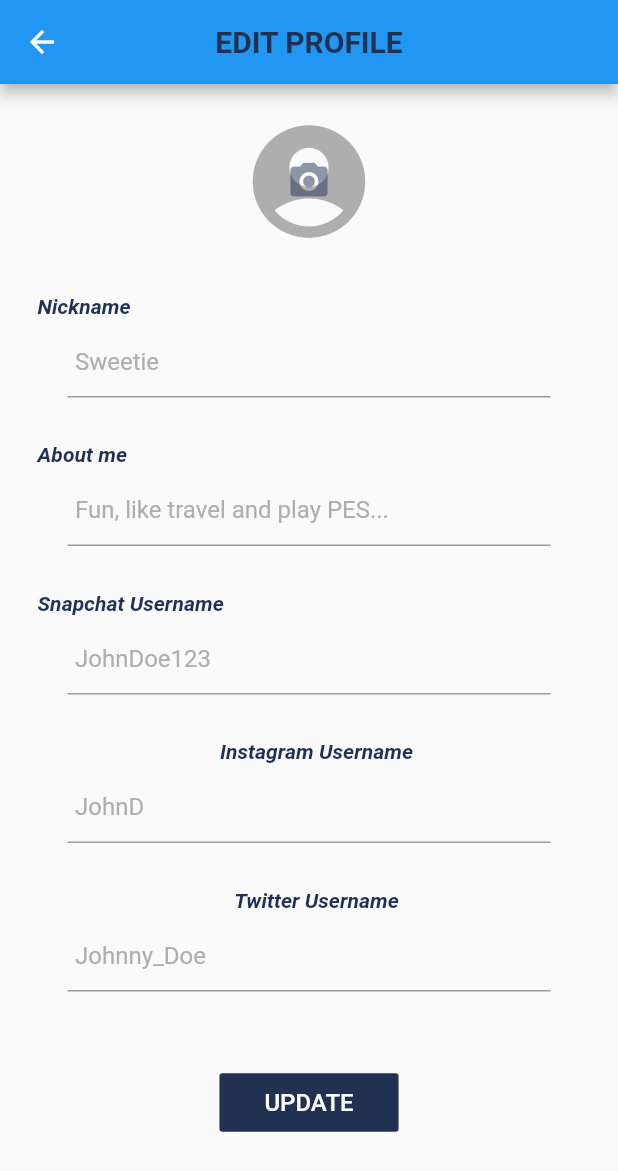
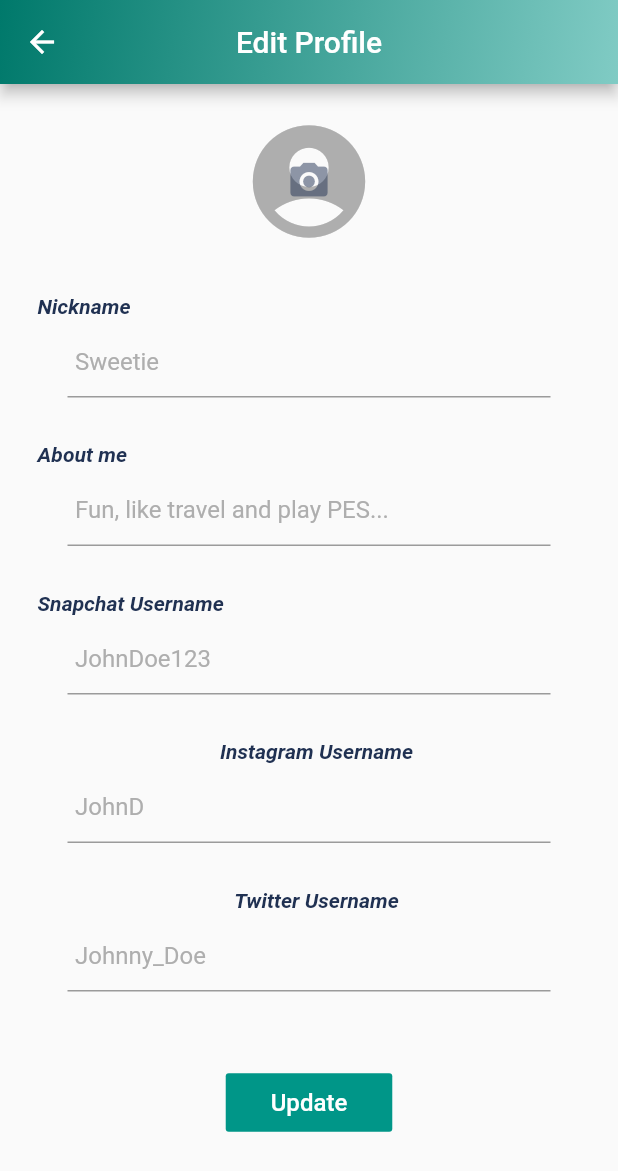
Before and after one commit to RickBaird/senior-project, a Flutter app: the FirstScreen screen opened directly, after a tap on "Edit Profile", on a phone screen of 412 x 824 dp. Shown: the top 1171 px of the screen. Run offline on Flutter 3.47's test engine with Material 2 defaults, Android fonts, the phone set to English and light mode, and no system bars; our stand-ins replace cached_network_image, cloud_firestore, firebase_auth, firebase_messaging, firebase_storage, flutter_local_notifications and 6 more; accounts and stored records are empty; network calls fail.

Commit message:
Add files via upload
Made color scheme match throughout whole app, plus editing of padding on user.dart and adjusted home page percentage font size.

```diff
--- a/lib/edit_profile.dart
+++ b/lib/edit_profile.dart
@@ -17,9 +17,20 @@ class EditProfile extends StatelessWidget {
   Widget build(BuildContext context) {
     return new Scaffold(
       appBar: new AppBar(
+        flexibleSpace: Container(
+          decoration: BoxDecoration(
+              gradient: LinearGradient(
+                  begin: Alignment.topLeft,
+                  end: Alignment.bottomRight,
+                  colors: <Color>[
+                    Colors.teal[700],
+                    Colors.teal[200],
+                  ]
+              )
+          ),
+        ),
         title: new Text(
-          'EDIT PROFILE',
-          style: TextStyle(color: primaryColor, fontWeight: FontWeight.bold),
+          'Edit Profile',
         ),
         centerTitle: true,
       ),
@@ -395,10 +406,10 @@ class SettingsScreenState extends State<SettingsScreen> {
                 child: FlatButton(
                   onPressed: handleUpdateData,
                   child: Text(
-                    'UPDATE',
+                    'Update',
                     style: TextStyle(fontSize: 16.0),
                   ),
-                  color: primaryColor,
+                  color: Colors.teal,
                   highlightColor: new Color(0xff8d93a0),
                   splashColor: Colors.transparent,
                   textColor: Colors.white,
--- a/lib/first_screen.dart
+++ b/lib/first_screen.dart
@@ -12,19 +12,31 @@ class FirstScreen extends StatelessWidget {
     return new Scaffold(
 
       appBar: new AppBar(title: new Text("Your Profile"),
-        backgroundColor: Colors.blueAccent,
+        flexibleSpace: Container(
+          decoration: BoxDecoration(
+              gradient: LinearGradient(
+                  begin: Alignment.topLeft,
+                  end: Alignment.bottomRight,
+                  colors: <Color>[
+                    Colors.teal[700],
+                    Colors.teal[200],
+                  ]
+              )
+          ),
+        ),
         leading: new IconButton(icon: new Icon(Icons.arrow_back), onPressed: () {
           //try{
           dynamic matches = Match.getMatch();
           List<String> matches2 = Match.update(matches);
           List<int> perc = Match.update2(matches);
           Navigator.push(context, MaterialPageRoute(builder: (context)=> HomePage(matches2, perc)));
-         // } catch (Exception) {
-           // Navigator.push(context, MaterialPageRoute(builder: (context)=> Error()));
-        // }
+          // } catch (Exception) {
+          // Navigator.push(context, MaterialPageRoute(builder: (context)=> Error()));
+          // }
         }),),
       body: Container(
         decoration: BoxDecoration(
+          color: Colors.white,
           // gradient: LinearGradient(
           //   begin: Alignment.topRight,
           //   end: Alignment.bottomLeft,
@@ -48,30 +60,30 @@ class FirstScreen extends StatelessWidget {
                 'NAME',
                 style: TextStyle(
                     fontSize: 15,
-                    fontWeight: FontWeight.bold,
-                    color: Colors.black54),
+                    fontWeight: FontWeight.normal,
+                    color: Colors.black),
               ),
               Text(
                 name,
                 style: TextStyle(
                     fontSize: 25,
-                    color: Colors.black54,
-                    fontWeight: FontWeight.bold),
+                    color: Colors.black,
+                    fontWeight: FontWeight.normal),
               ),
               SizedBox(height: 20),
               Text(
                 'EMAIL',
                 style: TextStyle(
                     fontSize: 15,
-                    fontWeight: FontWeight.bold,
-                    color: Colors.black54),
+                    fontWeight: FontWeight.normal,
+                    color: Colors.black),
               ),
               Text(
                 email,
                 style: TextStyle(
                     fontSize: 25,
-                    color: Colors.black54,
-                    fontWeight: FontWeight.bold),
+                    color: Colors.black,
+                    fontWeight: FontWeight.normal),
               ),
               SizedBox(height: 40),
               RaisedButton(
@@ -86,7 +98,7 @@ class FirstScreen extends StatelessWidget {
                   );
 
                 },
-                color: Colors.blueAccent,
+                color: Colors.teal,
                 child: Padding(
                   padding: const EdgeInsets.all(8.0),
                   child: Text(
@@ -110,7 +122,7 @@ class FirstScreen extends StatelessWidget {
                     ),
                   );
                 },
-                color: Colors.blueAccent,
+                color: Colors.teal,
                 child: Padding(
                   padding: const EdgeInsets.all(8.0),
                   child: Text(
--- a/lib/home.dart
+++ b/lib/home.dart
@@ -1,4 +1,3 @@
-
 import 'package:cached_network_image/cached_network_image.dart';
 import 'package:cloud_firestore/cloud_firestore.dart';
 import 'package:firebase_auth/firebase_auth.dart';
@@ -41,6 +40,7 @@ class HomePage extends StatelessWidget {
   Widget build(BuildContext context) {
 
     return MaterialApp(
+        debugShowCheckedModeBanner: false,
         title: "Home",
         home: Scaffold(
           appBar: AppBar(
@@ -132,7 +132,7 @@ class HomePage extends StatelessWidget {
               )
           ),
           body: Container(
-            color: Colors.teal[500],
+            color: Colors.white,
 //            decoration: BoxDecoration(
 //                color: greyColor,
 //                /* INSANE SHADOW */
@@ -317,7 +317,7 @@ class HomePage extends StatelessWidget {
                       child: Text(
                         simi.toString() + "%",
                         style: TextStyle(
-                            fontSize: 18.0,
+                          fontSize: 15.0,
                         ),
                       ),
                     ),
--- a/lib/login_page.dart
+++ b/lib/login_page.dart
@@ -61,7 +61,7 @@ class _LoginPageState extends State<LoginPage> {
       },
       shape: RoundedRectangleBorder(borderRadius: BorderRadius.circular(40)),
       highlightElevation: 0,
-      borderSide: BorderSide(color: Colors.grey),
+      borderSide: BorderSide(color: Colors.black),
       child: Padding(
         padding: const EdgeInsets.fromLTRB(0, 10, 0, 10),
         child: Row(
@@ -75,7 +75,7 @@ class _LoginPageState extends State<LoginPage> {
                 'Sign in with Google',
                 style: TextStyle(
                   fontSize: 20,
-                  color: Colors.grey,
+                  color: Colors.black,
                 ),
               ),
             )
```
Also changed, not shown: lib/Chat.dart (+14 -2 lines), lib/FullPhoto.dart (+14 -2 lines), lib/messages.dart (+15 -2 lines), lib/questionaire_page.dart (+12 -3 lines), lib/user.dart (+10 -10 lines). Lines whose indentation alone changed are shown as unchanged.
